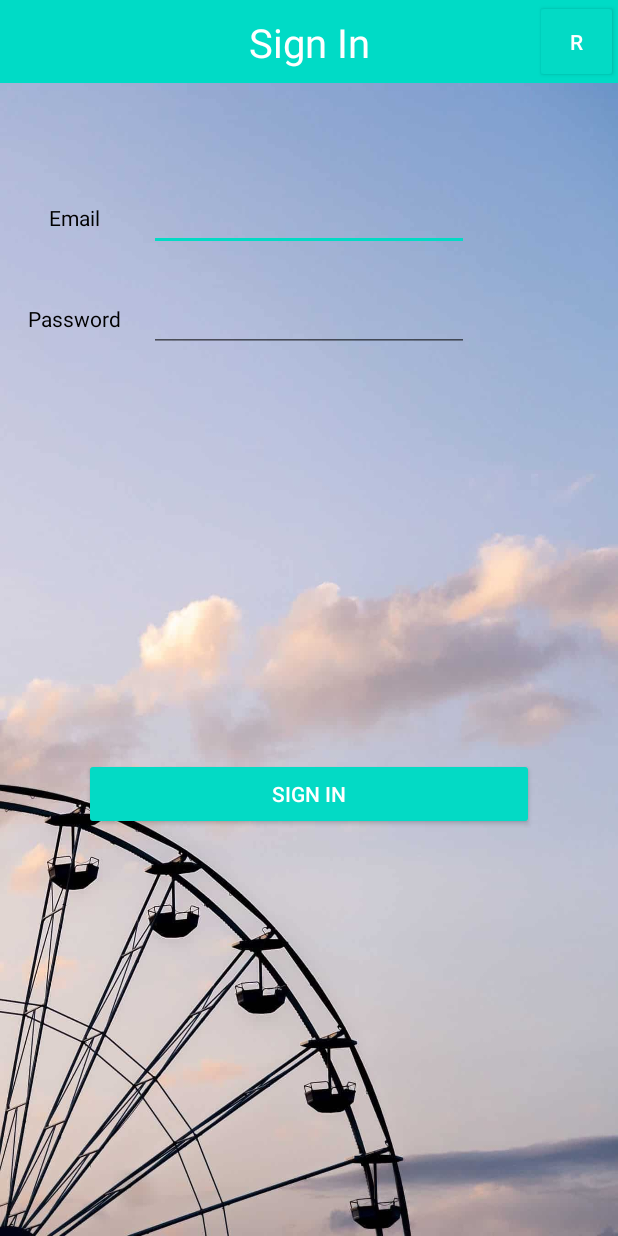
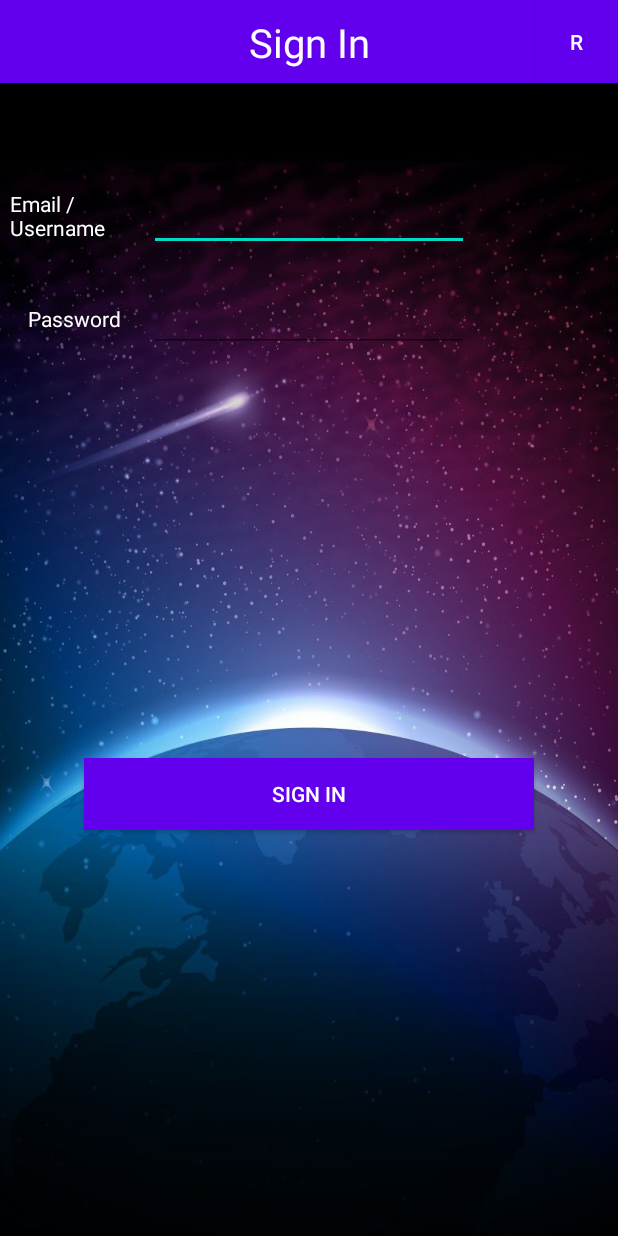
Before and after one commit to EeVakEn/LogRegAppAndroid, an Android app: the screen it shows after launch (SignInActivity), after a tap on "SI", on a phone screen of 412 x 824 dp. Run offline under Robolectric (Android 15) with nearby library versions, the phone set to English and light mode, and no system bars.

Commit message:
SQLite + New design

```diff
--- /dev/null
+++ b/src/main/java/com/eevaken/logregapp/DBHelper.java
@@ -0,0 +1,48 @@
+package com.eevaken.logregapp;
+
+import android.content.Context;
+import android.database.sqlite.SQLiteDatabase;
+import android.database.sqlite.SQLiteOpenHelper;
+
+import androidx.annotation.Nullable;
+
+public class DBHelper extends SQLiteOpenHelper {
+
+    public static final int DATABASE_VERSION = 1; // версия дб
+    public static final String DATABASE_NAME = "userDB"; // название дб
+    public static final String TABLE_USERS = "users"; // название таблицы
+
+    //поля таблицы юзерс
+    public static final String KEY_ID = "_id";
+    public static final String KEY_NAME = "name";
+    public static final String KEY_SURNAME = "surname";
+    public static final String KEY_EMAIL = "email";
+    public static final String KEY_USERNAME = "username";
+    public static final String KEY_PASSWORD = "password";
+
+    //конструктор вызова
+    public DBHelper(Context context) {
+        super(context, DATABASE_NAME, null, DATABASE_VERSION);
+    }
+
+
+    //создаем таблицу
+    @Override
+    public void onCreate(SQLiteDatabase db) {
+        db.execSQL("create table " + TABLE_USERS + "("+ KEY_ID + " integer primary key,"
+                + KEY_NAME + " text ,"
+                + KEY_SURNAME + " text,"
+                + KEY_EMAIL + " text,"
+                + KEY_USERNAME + " text,"
+                + KEY_PASSWORD + " text)");
+    }
+
+    //обновляем таблицу
+    @Override
+    public void onUpgrade(SQLiteDatabase db, int i, int i1) {
+        // сначала удаляем
+        db.execSQL("drop table if exists " + TABLE_USERS);
+        // пересоздаем
+        onCreate(db);
+    }
+}
--- a/src/main/java/com/eevaken/logregapp/MainActivity.java
+++ b/src/main/java/com/eevaken/logregapp/MainActivity.java
@@ -4,32 +4,30 @@ import androidx.annotation.NonNull;
 import androidx.appcompat.app.AppCompatActivity;
 
 import android.app.Activity;
+import android.content.ContentValues;
 import android.content.Intent;
+import android.database.Cursor;
+import android.database.sqlite.SQLiteDatabase;
 import android.os.Bundle;
 import android.view.View;
 import android.widget.Button;
 import android.widget.EditText;
 import android.widget.TextView;
 
-import com.eevaken.logregapp.Models.User;
-import com.google.android.gms.tasks.OnFailureListener;
-import com.google.android.gms.tasks.OnSuccessListener;
+
 import com.google.android.material.snackbar.Snackbar;
-import com.google.firebase.auth.AuthResult;
-import com.google.firebase.auth.FirebaseAuth;
-import com.google.firebase.database.DatabaseReference;
-import com.google.firebase.database.FirebaseDatabase;
+
 
 import java.util.regex.Pattern;
 
 public class MainActivity extends Activity {
     Button regButton;
     Button regSignInButton;
-    EditText name;
-    EditText surname;
-    EditText email;
-    EditText username;
-    EditText password;
+    String name;
+    String surname;
+    String email;
+    String username;
+    String password;
     TextView errorMsg;
     String errorStr;
     private static final String EMAIL_PATTERN =
@@ -38,91 +36,108 @@ public class MainActivity extends Activity {
     private static final String PASSWORD_PATTERN =
             "^.*(?=.{8,})(?=..*[0-9])(?=.*[a-z])(?=.*[A-Z]).*$";
 
-    FirebaseAuth auth;
-    FirebaseDatabase db;
-    DatabaseReference users;
+    DBHelper dbHelper;
+
+
+
 
     @Override
     protected void onCreate(Bundle savedInstanceState) {
+
+
         super.onCreate(savedInstanceState);
         setContentView(R.layout.activity_main);
-        auth = FirebaseAuth.getInstance();
-        db = FirebaseDatabase.getInstance();
-        users = db.getReference("Users");
+
+        //подключаем  дб хелпер
+        dbHelper = new DBHelper(this);
+        //получаем бд
+        final SQLiteDatabase database = dbHelper.getWritableDatabase();
+
+
+        // кнопка зарегистрироваться
         regButton = (Button) findViewById(R.id.regRegistrationButton);
-        regSignInButton = (Button)findViewById(R.id.regSigninButton);
+        // кнопка перехода между активити регистрации и входа
+        regSignInButton = (Button) findViewById(R.id.regSigninButton);
+        // текстовое поля вывода ошибок валидации
         errorMsg = (TextView) findViewById(R.id.regTextViewErrorMsg);
+
+        // переменная для перехода к др активити
         final Intent intent = new Intent(MainActivity.this, SignInActivity.class);
-
-        View.OnClickListener oclSI = new View.OnClickListener() {
+        // событие перехода к активити входа
+        regSignInButton.setOnClickListener(new View.OnClickListener() {
             @Override
             public void onClick(View view) {
                 startActivity(intent);
             }
-        };
-        regSignInButton.setOnClickListener(oclSI);
+        });
 
-        View.OnClickListener oclBtn;
-        oclBtn = new View.OnClickListener() {
+
+        // событие нажптия на кнопку зарегистрироваться
+        regButton.setOnClickListener(new View.OnClickListener() {
             @Override
             public void onClick(View v) {
-                name = (EditText) findViewById(R.id.regEditTextName);
-                surname = (EditText) findViewById(R.id.regEditTextSurname);
-                email = (EditText) findViewById(R.id.regEditTextEmail);
-                username = (EditText) findViewById(R.id.regEditTextUsername);
-                password = (EditText) findViewById(R.id.regEditTextPassword);
 
-                if (!validation(name.getText().toString(), surname.getText().toString(),
-                        email.getText().toString(), username.getText().toString(),
-                        password.getText().toString()))
+
+                //берем данные из полей ввода
+                EditText nameET = findViewById(R.id.regEditTextName);
+                EditText surnameET = findViewById(R.id.regEditTextSurname);
+                EditText emailET = findViewById(R.id.regEditTextEmail);
+                EditText usernameET = findViewById(R.id.regEditTextUsername);
+                EditText passwordET = findViewById(R.id.regEditTextPassword);
+
+                name = nameET.getText().toString();
+                surname = surnameET.getText().toString();
+                email = emailET.getText().toString();
+                username = usernameET.getText().toString();
+                password = passwordET.getText().toString();
+
+
+                // валидация
+                if (!validation(name, surname, email, username, password))
                     errorMsg.setText(errorStr);
-                else{
+                else {
+                    //валидация пройдена!!!
+                    // ошибка чистится
                     errorMsg.setText("");
 
-
-
-
-                    auth.createUserWithEmailAndPassword(email.getText().toString(), password.getText().toString())
-                            .addOnSuccessListener(new OnSuccessListener<AuthResult>() {
-                                @Override
-                                public void onSuccess(AuthResult authResult) {
-                                    User user = new User();
-                                    user.setName(name.getText().toString());
-                                    user.setSurname(surname.getText().toString());
-                                    user.setEmail(email.getText().toString());
-                                    user.setUsername(username.getText().toString());
-                                    user.setPassword(password.getText().toString());
-
-                                    users.child(FirebaseAuth.getInstance().getCurrentUser().getUid())
-                                            .setValue(user)
-                                            .addOnSuccessListener(new OnSuccessListener<Void>() {
-                                                @Override
-                                                public void onSuccess(Void aVoid) {
-                                                    Snackbar.make(findViewById(R.id.reg_element),"Success", Snackbar.LENGTH_SHORT).show();
-                                                    startActivity(intent);
-                                                    return;
-                                                }
-                                            });
-
-                                }
-                            }).addOnFailureListener(new OnFailureListener() {
-                        @Override
-                        public void onFailure(@NonNull Exception e) {
-                            Snackbar.make(findViewById(R.id.reg_element),"Fail. " + e.getMessage(), Snackbar.LENGTH_LONG).show();
-                            return;
-                        }
-                    });
+                    //проверка на такое же мыло в бд
+                    if (!emailRepeat(database, email)) {
+                        registration(database, name, surname, email, username, password);
+                        Snackbar.make(v, "Success", Snackbar.LENGTH_SHORT).show();
+                    } else
+                        errorMsg.setText("Email is used");
 
                 }
 
             }
-        };
+        });
+    }
 
-        regButton.setOnClickListener(oclBtn);
+
+    // занесение пользователя в бд
+    private void registration(SQLiteDatabase database, String name, String surname, String email, String username, String password) {
+        // объект для добавления новых строк в таблицу
+        ContentValues contentValues = new ContentValues();
+        contentValues.put(DBHelper.KEY_NAME, name);
+        contentValues.put(DBHelper.KEY_SURNAME, surname);
+        contentValues.put(DBHelper.KEY_EMAIL, email);
+        contentValues.put(DBHelper.KEY_USERNAME, username);
+        contentValues.put(DBHelper.KEY_PASSWORD, password);
+
+        //добавляем в бд запись о пользователе
+        database.insert(DBHelper.TABLE_USERS, null, contentValues);
+    }
+
+    // проверка на повтор мыла
+    private boolean emailRepeat(SQLiteDatabase database, String email) {
+        //чтение всех записей c такимже мыылом
+        Cursor cursor = database.query(DBHelper.TABLE_USERS, null, "email = ?" , new String[]{email}, null, null, null);
+        //если такие имеются возвращаем 1
+        return cursor.moveToFirst();
     }
 
     private boolean validation(String nameStr, String surnameStr,
-                              String emailStr, String usernameSrt, String passwordStr) {
+                               String emailStr, String usernameSrt, String passwordStr) {
         if (nameStr.equals("")) {
             errorStr = "Empty name";
             return false;
@@ -136,13 +151,13 @@ public class MainActivity extends Activity {
             return false;
         }
         if (usernameSrt.equals("")) {
-            errorStr ="Empty username";
+            errorStr = "Empty username";
             return false;
         }
         System.out.println(passwordStr);
         if (passwordStr.equals("") || !passwordStr.matches(PASSWORD_PATTERN)) {
             errorStr = "Password is invalid. Check:\n" +
-                    " At least 8 characters\n" +
+                    "  At least 8 characters\n" +
                     "Contains at least one digit\n" +
                     "Contains at least one lower alpha char \n" +
                     "and one upper alpha char";
--- a/src/main/java/com/eevaken/logregapp/SignInActivity.java
+++ b/src/main/java/com/eevaken/logregapp/SignInActivity.java
@@ -5,95 +5,108 @@ import androidx.appcompat.app.AppCompatActivity;
 
 import android.accounts.Account;
 import android.content.Intent;
+import android.database.Cursor;
+import android.database.sqlite.SQLiteDatabase;
+import android.database.sqlite.SQLiteDatabaseLockedException;
 import android.os.Bundle;
 import android.view.View;
 import android.widget.Button;
 import android.widget.EditText;
 import android.widget.TextView;
 
-import com.eevaken.logregapp.Models.User;
-import com.google.android.gms.tasks.OnFailureListener;
-import com.google.android.gms.tasks.OnSuccessListener;
+
 import com.google.android.material.snackbar.Snackbar;
-import com.google.firebase.auth.AuthResult;
-import com.google.firebase.auth.FirebaseAuth;
-import com.google.firebase.database.DatabaseReference;
-import com.google.firebase.database.FirebaseDatabase;
+
 
 public class SignInActivity extends AppCompatActivity {
     Button signInButton;
     Button regSignInButton;
-    EditText email;
-    EditText password;
+    String email;
+    String password;
     TextView errorMsg;
     String errorStr;
-    FirebaseAuth auth;
-    FirebaseDatabase db;
-    DatabaseReference users;
-    private static final String EMAIL_PATTERN =
-            "^[_A-Za-z0-9-\\+]+(\\.[_A-Za-z0-9-]+)*@" +
-                    "[A-Za-z0-9-]+(\\.[A-Za-z0-9]+)*(\\.[A-Za-z]{2,})$";
+    DBHelper dbHelper;
+
+
+    // регекс для пароля
     private static final String PASSWORD_PATTERN =
             "^.*(?=.{8,})(?=..*[0-9])(?=.*[a-z])(?=.*[A-Z]).*$";
+
     @Override
     protected void onCreate(Bundle savedInstanceState) {
+
         super.onCreate(savedInstanceState);
         setContentView(R.layout.activity_sign_in);
-        auth = FirebaseAuth.getInstance();
-        db = FirebaseDatabase.getInstance();
-        users = db.getReference("Users");
+
+
+        //создаем дбхелпер
+        dbHelper = new DBHelper(this);
+        //получаем бд
+        final SQLiteDatabase database = dbHelper.getWritableDatabase();
+
+
+        //кнопка войти
         signInButton = (Button) findViewById(R.id.signinButton);
+        //кнопка перхода на активити регмстрации
         regSignInButton = (Button)findViewById(R.id.signinRegButton);
-        View.OnClickListener oclR = new View.OnClickListener() {
+
+
+        // событие перехода на другое активити
+        regSignInButton.setOnClickListener(new View.OnClickListener() {
             @Override
             public void onClick(View view) {
                 Intent intent = new Intent(SignInActivity.this, MainActivity.class);
                 startActivity(intent);
             }
-        };
-        regSignInButton.setOnClickListener(oclR);
+        });
 
         errorMsg = (TextView) findViewById(R.id.signinTextViewErrorMsg);
-        View.OnClickListener oclBtn;
-        oclBtn = new View.OnClickListener() {
+
+        //событие входа в аккаунт
+        signInButton.setOnClickListener(new View.OnClickListener() {
             @Override
             public void onClick(View v) {
-                email = (EditText) findViewById(R.id.signinEditTextEmail);
-                password = (EditText) findViewById(R.id.signinEditTextPassword);
 
-                if (!validation(email.getText().toString(),
-                        password.getText().toString()))
+                //получаем поля ввода
+                EditText emailET = (EditText) findViewById(R.id.signinEditTextEmail);
+                EditText passwordET = (EditText) findViewById(R.id.signinEditTextPassword);
+
+                //получаем значения этих полей
+                email =emailET.getText().toString();
+                password = passwordET.getText().toString();
+
+                //валидация
+                if (!validation(email,password))
                     errorMsg.setText(errorStr);
                 else{
                     errorMsg.setText("");
-
-                    auth.signInWithEmailAndPassword(email.getText().toString(),
-                            password.getText().toString())
-                            .addOnSuccessListener(new OnSuccessListener<AuthResult>() {
-                                @Override
-                                public void onSuccess(AuthResult authResult) {
-                                    startActivity(new Intent(SignInActivity.this, AccountActivity.class));
-                                    return;
-                                }
-                            }).addOnFailureListener(new OnFailureListener() {
-                        @Override
-                        public void onFailure(@NonNull Exception e) {
-                            Snackbar.make(findViewById(R.id.signin_element),"SignIn error. "+e.getMessage(),Snackbar.LENGTH_SHORT);
-                            return;
-                        }
-                    });
-
+                    //проверка соответствия мыла паролю
+                    if (authorization(database, email, password)){
+                        Intent intent = new Intent(SignInActivity.this, AccountActivity.class);
+                        startActivity(intent);
+                    }else {
+                        Snackbar.make(v, "Fail", Snackbar.LENGTH_SHORT).show();
+                    }
                 }
 
             }
-        };
-        signInButton.setOnClickListener(oclBtn);
+        });
     }
 
+    // авторизация
+    private boolean authorization(SQLiteDatabase database, String email, String password){
+        //чтение всех записей c такимже мыылом и паролем
+        Cursor cursor = database.query(DBHelper.TABLE_USERS, null, "email = ? or username = ? AND password = ?" , new String[]{email, email,password}, null, null, null);
+        //если такая имеется переходим на успешное активити
+        return cursor.moveToFirst();
+    }
+
+
+    //валидациия
     private boolean validation(String emailStr, String passwordStr) {
 
-        if (emailStr.equals("") || !emailStr.matches(EMAIL_PATTERN)) {
-            errorStr = "Email is invalid";
+        if (emailStr.equals("") ) {
+            errorStr = "Email or Username is empty";
             return false;
         }
 
--- a/src/main/res/layout/activity_sign_in.xml
+++ b/src/main/res/layout/activity_sign_in.xml
@@ -4,7 +4,7 @@
     xmlns:tools="http://schemas.android.com/tools"
     android:layout_width="match_parent"
     android:layout_height="match_parent"
-    android:background="@drawable/bg5"
+    android:background="@drawable/bg_"
     android:id="@+id/signin_element"
     tools:context=".SignInActivity">
 
@@ -13,7 +13,7 @@
         android:id="@+id/signinLayoutHeader"
         android:layout_width="417dp"
         android:layout_height="55dp"
-        android:background="#00dbc6"
+        android:background="@color/colorPrimary"
         android:orientation="horizontal"
         app:layout_constraintEnd_toEndOf="parent"
         app:layout_constraintStart_toStartOf="parent"
@@ -23,6 +23,7 @@
     <Button
         android:id="@+id/signinRegButton"
         style="@style/Widget.AppCompat.Button.Colored"
+        android:background="@color/colorPrimary"
         android:layout_width="55dp"
         android:layout_height="55dp"
         android:layout_weight="1"
@@ -67,11 +68,11 @@
         app:layout_constraintTop_toBottomOf="@+id/signinEditTextEmail" />
 
     <TextView
+        android:id="@+id/signinTextNewEmail"
+        android:layout_width="86dp"
+        android:layout_height="37dp"
+        android:text="Email / Username"
         android:textColor="@color/et_color"
-        android:id="@+id/signinTextNewEmail"
-        android:layout_width="wrap_content"
-        android:layout_height="wrap_content"
-        android:text="@string/email"
         app:layout_constraintBottom_toBottomOf="@+id/signinEditTextEmail"
         app:layout_constraintEnd_toStartOf="@+id/signinEditTextEmail"
         app:layout_constraintStart_toStartOf="parent"
@@ -91,7 +92,7 @@
     <Button
         android:id="@+id/signinButton"
         style="@style/Widget.AppCompat.Button.Colored"
-
+        android:background="@color/colorPrimary"
         android:layout_width="300dp"
         android:layout_height="wrap_content"
         android:text="@string/signin"
--- a/src/main/res/values/colors.xml
+++ b/src/main/res/values/colors.xml
@@ -3,5 +3,6 @@
     <color name="colorPrimary">#6200EE</color>
     <color name="colorPrimaryDark">#3700B3</color>
     <color name="colorAccent">#03DAC5</color>
-    <color name="et_color">#000</color>
+    <color name="et_color">#FFF</color>
+    <color name="interfaces">#000</color>
 </resources>
```
Also changed, not shown: src/main/java/com/eevaken/logregapp/Models/User.java (deleted, +0 -55 lines), src/main/res/layout/activity_main.xml (+4 -3 lines), src/main/res/drawable-v24/bg_.jpg (added).
